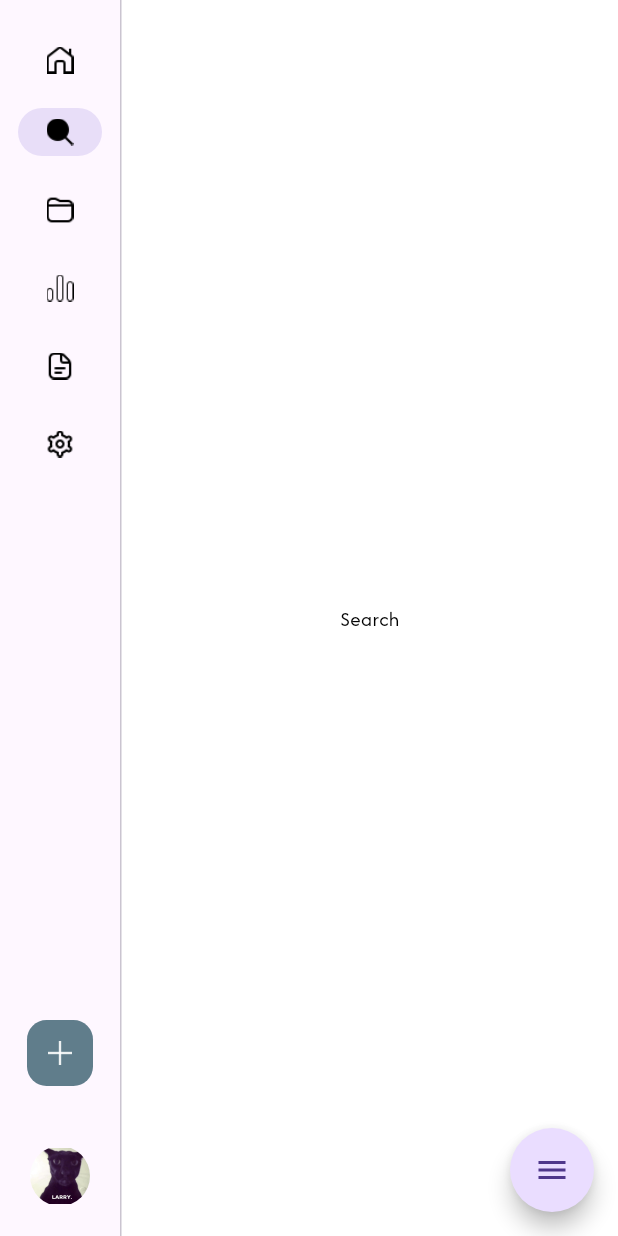
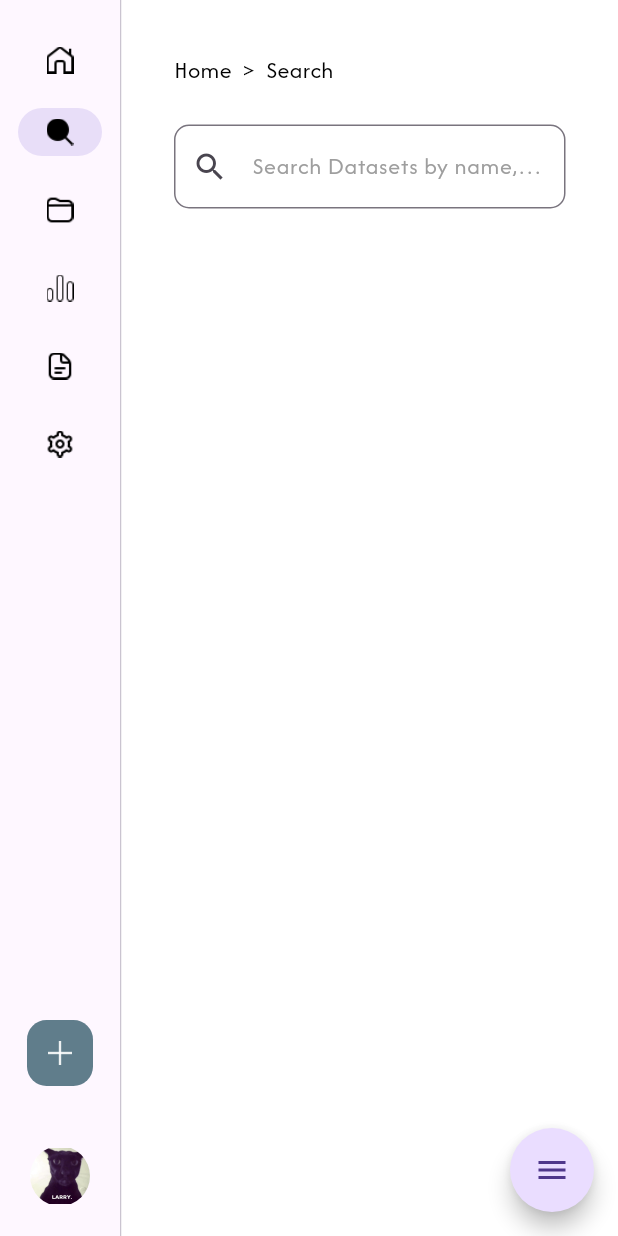
Before and after one commit to Penguin5681/deep_sage, a Flutter app: the DashboardScreen screen opened directly, after a tap on "Search", on a phone screen of 412 x 824 dp. Run offline on Flutter 3.47's test engine with Material 3 defaults, Android fonts, the phone set to English and light mode, and no system bars; drawn by our look-alikes of flutter_speed_dial; our stand-ins replace flutter_dotenv, font_awesome_flutter; missing offline and left inert: progressive_button_flutter, window_size.

Commit message:
feat: partial completion of search_screen.dart

```diff
--- a/lib/main.dart
+++ b/lib/main.dart
@@ -2,7 +2,6 @@ import 'dart:io';
 
 import 'package:deep_sage/core/config/theme/app_theme.dart';
 import 'package:deep_sage/providers/theme_provider.dart';
-import 'package:deep_sage/views/core_screens/dashboard_screen.dart';
 import 'package:deep_sage/views/onboarding_screens/splash_screen.dart';
 // import 'package:deep_sage/views/edit_profile_screen.dart';
 // import 'package:deep_sage/views/sign_out_screen.dart';
--- a/lib/views/core_screens/dashboard_screen.dart
+++ b/lib/views/core_screens/dashboard_screen.dart
@@ -1,4 +1,5 @@
 import 'package:deep_sage/core/config/helpers/app_icons.dart';
+import 'package:deep_sage/views/core_screens/search_screen.dart';
 import 'package:deep_sage/widgets/dataset_card.dart';
 import 'package:deep_sage/widgets/dev_fab.dart';
 import 'package:flutter/material.dart';
@@ -13,6 +14,7 @@ class DashboardScreen extends StatefulWidget {
 
 class _DashboardScreenState extends State<DashboardScreen> {
   var selectedIndex = 0;
+  final navigatorKey = GlobalKey<NavigatorState>();
 
   Widget getIconForTheme({
     required String lightIcon,
@@ -37,7 +39,7 @@ class _DashboardScreenState extends State<DashboardScreen> {
     final List<Widget> screens = [
       // This is an array of Screens
       Dashboard(),
-      const Center(child: Text('Search')),
+      SearchScreen(),
       const Center(child: Text('Folders')),
       const Center(child: Text('Visualizations')),
       const Center(child: Text('Reports')),
@@ -274,8 +276,7 @@ class Dashboard extends StatelessWidget {
                     DatasetCard(
                       lightIconPath: AppIcons.chartLight,
                       darkIconPath: AppIcons.chartDark,
-                      labelText:
-                      'Customer Behaviour',
+                      labelText: 'Customer Behaviour',
                       subLabelText: 'Last opened yesterday',
                       buttonText: 'Open',
                     ),
@@ -283,8 +284,7 @@ class Dashboard extends StatelessWidget {
                     DatasetCard(
                       lightIconPath: AppIcons.chartLight,
                       darkIconPath: AppIcons.chartDark,
-                      labelText:
-                      'Market Research',
+                      labelText: 'Market Research',
                       subLabelText: 'Last opened 3 days ago',
                       buttonText: 'Open',
                     ),
@@ -302,9 +302,9 @@ class Dashboard extends StatelessWidget {
                         expanded: false,
                         lightIconPath: AppIcons.chartLight,
                         darkIconPath: AppIcons.chartDark,
-                        labelText:
-                        'Dataset Analysis Summary',
-                        subLabelText: 'Your recent datasets show a 23% increase in customer engagement patterns. Consider exploring correlation with your new marketing campaign.',
+                        labelText: 'Dataset Analysis Summary',
+                        subLabelText:
+                            'Your recent datasets show a 23% increase in customer engagement patterns. Consider exploring correlation with your new marketing campaign.',
                         subLabelSize: 17.0,
                         buttonText: 'Open',
                       ),
--- a/lib/views/core_screens/search_screen.dart
+++ b/lib/views/core_screens/search_screen.dart
@@ -0,0 +1,64 @@
+import 'package:flutter/material.dart';
+
+class SearchScreen extends StatelessWidget {
+  const SearchScreen({super.key});
+
+  @override
+  Widget build(BuildContext context) {
+    final TextEditingController controller = TextEditingController();
+    return Scaffold(
+      body: Column(
+        children: [
+          Padding(
+            padding: const EdgeInsets.only(left: 35.0, top: 35.0),
+            child: Row(
+              children: [
+                MouseRegion(
+                  cursor: SystemMouseCursors.click,
+                  child: GestureDetector(
+                    onTap: () {},
+                    child: const Text('Home', style: TextStyle(fontSize: 16.0)),
+                  ),
+                ),
+                const Text('  >  ', style: TextStyle(fontSize: 16.0)),
+                MouseRegion(
+                  cursor: SystemMouseCursors.click,
+                  child: GestureDetector(
+                    onTap: () {},
+                    child: const Text('Search', style: TextStyle(fontSize: 16.0)),
+                  ),
+                ),
+              ],
+            ),
+          ),
+          Padding(
+            padding: const EdgeInsets.only(left: 35.0, top: 25.0, right: 35.0),
+            child: searchBar(controller, (value) {
+              showDialog(
+                context: context,
+                builder: (BuildContext context) {
+                  return AlertDialog(
+                    title: const Text('Search has been completed'),
+                    content: Text('You Searched for: $value'),
+                  );
+                },
+              );
+            }),
+          ),
+        ],
+      ),
+    );
+  }
+
+  Widget searchBar(TextEditingController controller, ValueChanged<String>? onSubmitted) {
+    return TextField(
+      controller: controller,
+      onSubmitted: onSubmitted,
+      decoration: InputDecoration(
+        prefixIcon: Icon(Icons.search),
+        border: OutlineInputBorder(borderRadius: BorderRadius.circular(10.0)),
+        hintText: 'Search Datasets by name, type or category',
+      ),
+    );
+  }
+}
```
